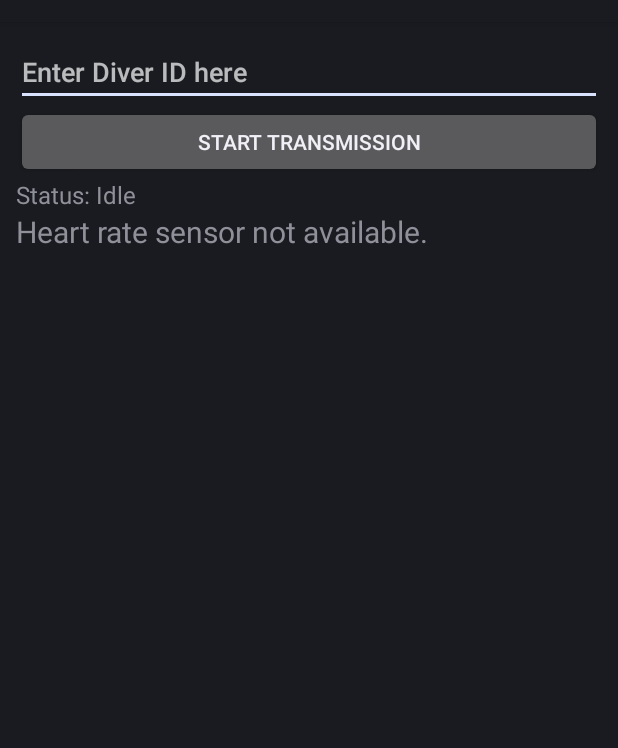
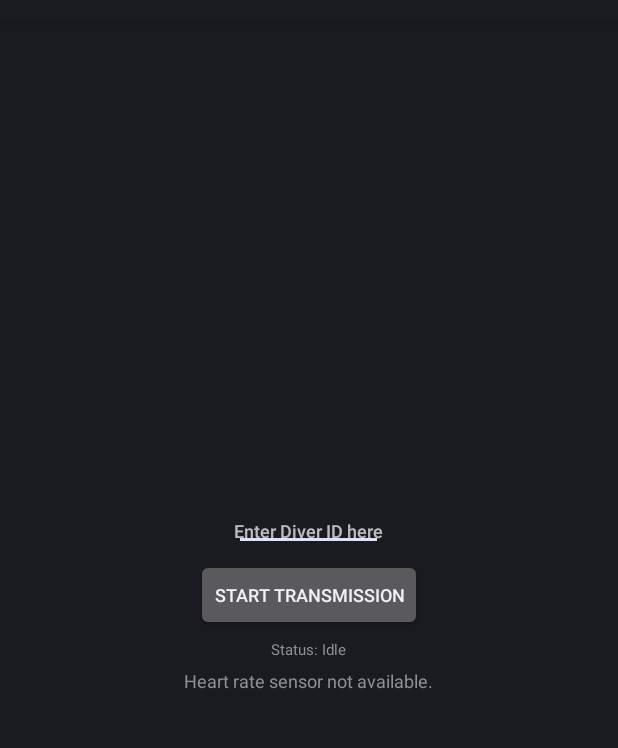
Before and after one commit to lihicohen122/AquaSafe, an Android app: the screen it shows after launch (MainActivity), on a phone screen of 412 x 824 dp, the part 62-810 px from its top. Run offline under Robolectric (Android 15) with nearby library versions, the light colour scheme and no system bars.

Commit message:
Improve UI

```diff
--- a/watch-app/app/src/main/java/com/example/diversensorapp/MainActivity.kt
+++ b/watch-app/app/src/main/java/com/example/diversensorapp/MainActivity.kt
@@ -103,19 +103,51 @@ class MainActivity : Activity(), SensorEventListener {
 
     private fun setupUI() {
         // Initialize UI elements
-        statusTextView = TextView(this).apply { text = "Status: Idle"; textSize = 16f }
-        heartRateTextView = TextView(this).apply { text = "Heart Rate: --"; textSize = 20f }
-        diverIdEditText = EditText(this).apply { hint = "Enter Diver ID here" }
-        transmitButton = Button(this).apply { text = "Start Transmission" }
+        statusTextView = TextView(this).apply {
+            text = "Status: Idle"
+            textSize = 10f // Even smaller text
+            textAlignment = TextView.TEXT_ALIGNMENT_CENTER // Center align
+        }
+        heartRateTextView = TextView(this).apply {
+            text = "Heart Rate: --"
+            textSize = 12f // Even smaller text
+            textAlignment = TextView.TEXT_ALIGNMENT_CENTER // Center align
+        }
+        diverIdEditText = EditText(this).apply {
+            hint = "Enter Diver ID here"
+            textSize = 12f // Even smaller text
+            setPadding(0, 8, 0, 8) // Minimal vertical padding
+        }
+        transmitButton = Button(this).apply {
+            text = "Start Transmission"
+            textSize = 12f // Even smaller text
+        }
 
         // Use LinearLayout to arrange components vertically on the screen
         val layout = LinearLayout(this).apply {
             orientation = LinearLayout.VERTICAL
-            setPadding(16, 16, 16, 16) // Add some padding around the layout
-            addView(diverIdEditText)
-            addView(transmitButton)
-            addView(statusTextView)
-            addView(heartRateTextView)
+            setPadding(8, 16, 8, 8) // Minimal padding
+            layoutParams = LinearLayout.LayoutParams(
+                LinearLayout.LayoutParams.MATCH_PARENT,
+                LinearLayout.LayoutParams.MATCH_PARENT
+            )
+            gravity = android.view.Gravity.CENTER // Center all items
+            addView(diverIdEditText, LinearLayout.LayoutParams(
+                LinearLayout.LayoutParams.WRAP_CONTENT,
+                LinearLayout.LayoutParams.WRAP_CONTENT
+            ).apply { setMargins(0, 0, 0, 8) })
+            addView(transmitButton, LinearLayout.LayoutParams(
+                LinearLayout.LayoutParams.WRAP_CONTENT,
+                LinearLayout.LayoutParams.WRAP_CONTENT
+            ).apply { setMargins(0, 0, 0, 8) })
+            addView(statusTextView, LinearLayout.LayoutParams(
+                LinearLayout.LayoutParams.WRAP_CONTENT,
+                LinearLayout.LayoutParams.WRAP_CONTENT
+            ).apply { setMargins(0, 0, 0, 8) })
+            addView(heartRateTextView, LinearLayout.LayoutParams(
+                LinearLayout.LayoutParams.WRAP_CONTENT,
+                LinearLayout.LayoutParams.WRAP_CONTENT
+            ))
         }
         setContentView(layout) // Set the layout as the content view
     }
```
